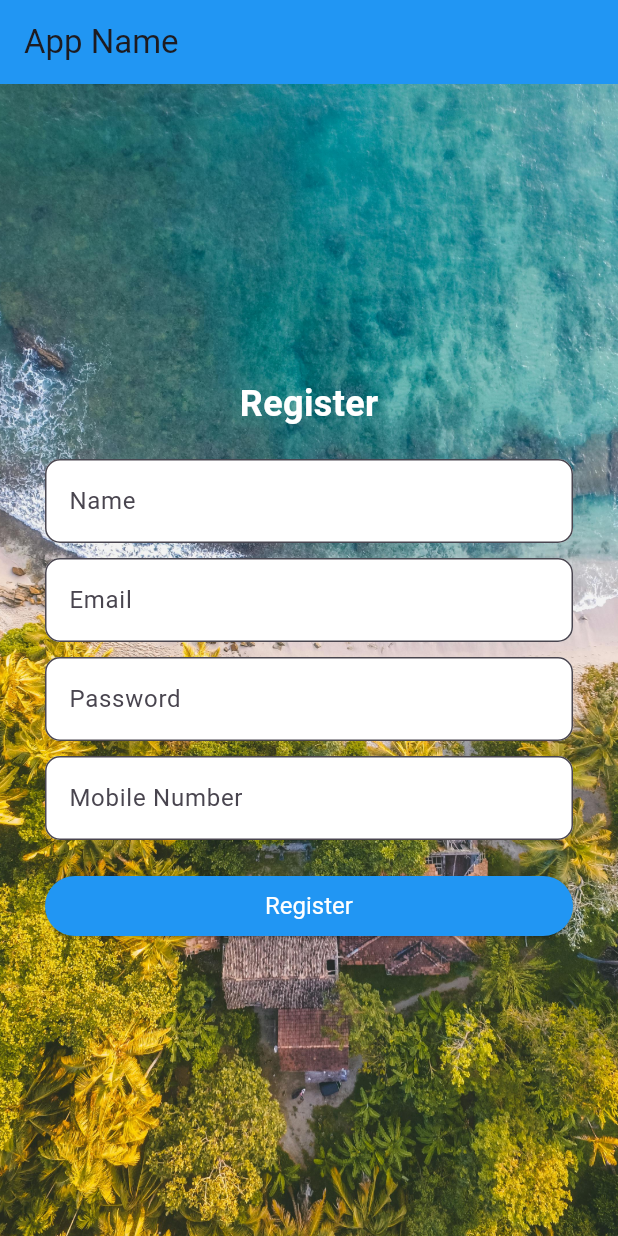
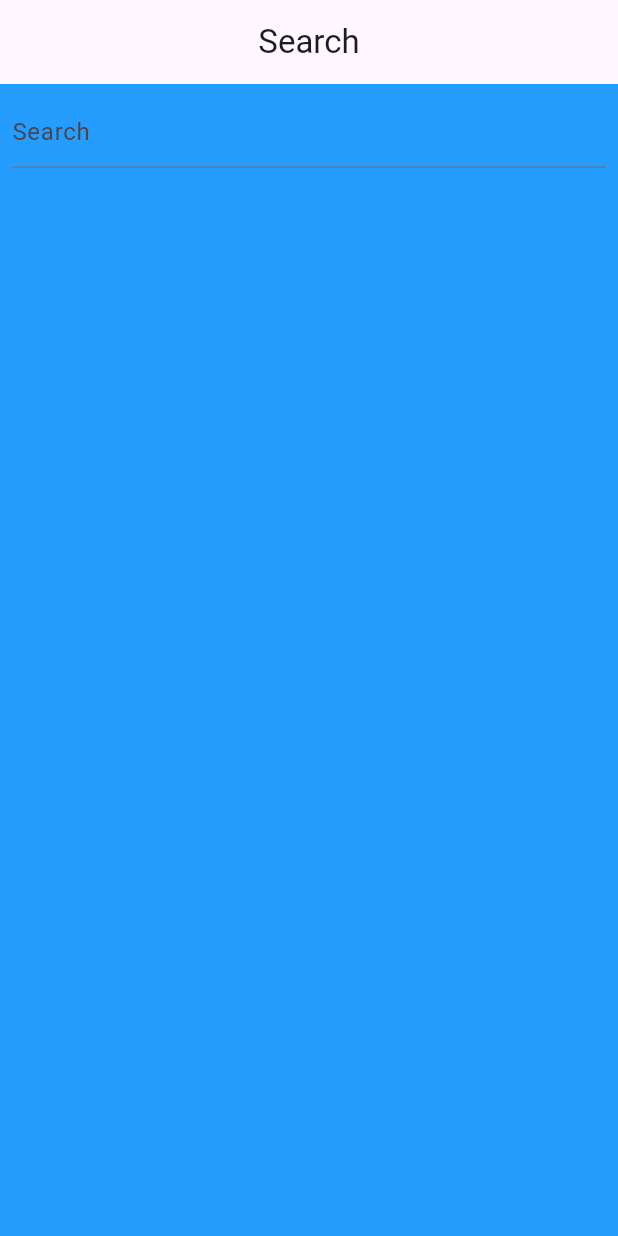
Before and after one commit to Bhavya-Ezio/MAD_frontend, a Flutter app: the screen it shows after launch, on a phone screen of 412 x 824 dp. Run offline on Flutter 3.47's test engine with Material 3 defaults, Android fonts, the phone set to English and light mode, and no system bars.

Commit message:
login page designing done created search screen basic backend integration left

```diff
--- a/lib/Screens/register.dart
+++ b/lib/Screens/register.dart
@@ -153,7 +153,8 @@ class _RegisterPageState extends State<RegisterPage> {
                     ),
                     child: const Text(
                       "Register",
-                      style: TextStyle(color: Colors.white),
+                      style: TextStyle(
+                          color: Colors.white, fontWeight: FontWeight.bold),
                     ),
                   ),
                 ),
--- /dev/null
+++ b/lib/Screens/search.dart
@@ -0,0 +1,96 @@
+// ignore_for_file: avoid_print
+
+import 'dart:convert';
+import 'package:flutter/material.dart';
+import 'package:http/http.dart' as http;
+
+class SearchPage extends StatefulWidget {
+  const SearchPage({super.key});
+
+  @override
+  // ignore: library_private_types_in_public_api
+  _SearchPageState createState() => _SearchPageState();
+}
+
+class _SearchPageState extends State<SearchPage> {
+  final TextEditingController _searchController = TextEditingController();
+  List<dynamic> _searchResults = [];
+  bool _isLoading = false;
+  String _error = '';
+
+  Future<void> _fetchData(String query) async {
+    setState(() {
+      _isLoading = true;
+      _error = '';
+    });
+
+    try {
+      final response = await http.get(Uri.parse(
+          'https://3040-103-206-210-39.ngrok-free.app/book/search/$query'));
+      print("response: ");
+      print(response);
+      if (response.statusCode == 200) {
+        final data = jsonDecode(response.body);
+        print("data");
+        print(data);
+        setState(() {
+          _searchResults = data['results']; // Replace with your data structure
+          _isLoading = false;
+        });
+      } else {
+        setState(() {
+          _error = 'Failed to load data';
+          _isLoading = false;
+        });
+      }
+    } catch (e) {
+      setState(() {
+        _error = 'An error occurred';
+        _isLoading = false;
+      });
+    }
+  }
+
+  @override
+  Widget build(BuildContext context) {
+    return Scaffold(
+      appBar: AppBar(
+        title: const Center(child: Text('Search')),
+      ),
+      body: Container(
+        decoration:
+            const BoxDecoration(color: Color.fromARGB(255, 36, 157, 255)),
+        child: Column(
+          children: [
+            Padding(
+              padding: const EdgeInsets.all(8.0),
+              child: TextField(
+                controller: _searchController,
+                onChanged: (value) {
+                  _fetchData(value);
+                },
+                decoration: const InputDecoration(hintText: 'Search'),
+              ),
+            ),
+            _isLoading
+                ? const CircularProgressIndicator()
+                : _error.isNotEmpty
+                    ? Text(_error)
+                    : Expanded(
+                        child: ListView.builder(
+                          itemCount: _searchResults.length,
+                          itemBuilder: (context, index) {
+                            // Replace with your data display logic
+                            return ListTile(
+                              title: Text(_searchResults[index]
+                                  ['title']), // Replace with your data field
+                            );
+                          },
+                        ),
+                      ),
+          ],
+        ),
+      ),
+    );
+  }
+}
--- a/lib/main.dart
+++ b/lib/main.dart
@@ -1,6 +1,7 @@
 import 'package:flutter/material.dart';
-import 'package:http/http.dart' as http;
-import 'dart:convert';
+// import 'package:http/http.dart' as http;
+// import 'dart:convert';
+import 'package:mad_project/Screens/search.dart';
 
 void main() {
   runApp(MaterialApp(
@@ -8,169 +9,162 @@ void main() {
     theme: ThemeData(
         primarySwatch: Colors.blue,
         scaffoldBackgroundColor: Colors.transparent),
-    home: const HomePage(),
+    home: const SearchPage(),
   ));
 }
 
-class HomePage extends StatefulWidget {
-  const HomePage({super.key});
+// class _HomePageState extends State<HomePage> {
+//   late final TextEditingController _email;
+//   late final TextEditingController _password;
+//   late final TextEditingController _name;
+//   late final TextEditingController _mobileNo;
+//   late final TextEditingController _role;
 
-  @override
-  State<HomePage> createState() => _HomePageState();
-}
+//   @override
+//   void initState() {
+//     _email = TextEditingController();
+//     _password = TextEditingController();
+//     _name = TextEditingController();
+//     _mobileNo = TextEditingController();
+//     _role = TextEditingController();
+//     super.initState();
+//   }
 
-class _HomePageState extends State<HomePage> {
-  late final TextEditingController _email;
-  late final TextEditingController _password;
-  late final TextEditingController _name;
-  late final TextEditingController _mobileNo;
-  late final TextEditingController _role;
+//   @override
+//   void dispose() {
+//     _email.dispose();
+//     _password.dispose();
+//     _role.dispose();
+//     _mobileNo.dispose();
+//     _name.dispose();
+//     super.dispose();
+//   }
 
-  @override
-  void initState() {
-    _email = TextEditingController();
-    _password = TextEditingController();
-    _name = TextEditingController();
-    _mobileNo = TextEditingController();
-    _role = TextEditingController();
-    super.initState();
-  }
-
-  @override
-  void dispose() {
-    _email.dispose();
-    _password.dispose();
-    _role.dispose();
-    _mobileNo.dispose();
-    _name.dispose();
-    super.dispose();
-  }
-
-  @override
-  Widget build(BuildContext context) {
-    return Scaffold(
-      appBar: AppBar(
-        title: const Text("App Name"),
-        backgroundColor: Colors.blue, // Add a background color for the app bar
-      ),
-      body: Stack(children: [
-        Image.asset(
-          "assets/Images/seaBG.jpg",
-          fit: BoxFit.cover,
-          width: double.infinity,
-          height: double.infinity,
-        ),
-        Center(
-          child: Container(
-            constraints: const BoxConstraints(maxWidth: 600),
-            padding: const EdgeInsets.all(30.0),
-            child: Column(
-              mainAxisAlignment: MainAxisAlignment.center,
-              crossAxisAlignment: CrossAxisAlignment.start,
-              children: [
-                const Center(
-                  child: Text(
-                    "Register",
-                    style: TextStyle(
-                        fontSize: 24.0,
-                        fontWeight: FontWeight.bold,
-                        color: Colors.white),
-                  ),
-                ),
-                const SizedBox(height: 20.0),
-                TextField(
-                  controller: _name,
-                  decoration: const InputDecoration(
-                      labelText: "Name",
-                      border: OutlineInputBorder(
-                          borderRadius: BorderRadius.all(Radius.circular(10))),
-                      fillColor: Colors.white,
-                      filled: true),
-                  keyboardType: TextInputType.name,
-                ),
-                const SizedBox(height: 10.0),
-                TextField(
-                  controller: _email,
-                  decoration: const InputDecoration(
-                      labelText: "Email",
-                      border: OutlineInputBorder(
-                          borderRadius: BorderRadius.all(Radius.circular(10))),
-                      fillColor: Colors.white,
-                      filled: true),
-                  keyboardType: TextInputType.emailAddress,
-                  enableSuggestions: false,
-                  autocorrect: false,
-                ),
-                const SizedBox(height: 10.0),
-                TextField(
-                  controller: _password,
-                  decoration: const InputDecoration(
-                      labelText: "Password",
-                      border: OutlineInputBorder(
-                          borderRadius: BorderRadius.all(Radius.circular(10))),
-                      fillColor: Colors.white,
-                      filled: true),
-                  obscureText: true,
-                  enableSuggestions: false,
-                  autocorrect: false,
-                ),
-                const SizedBox(height: 10.0),
-                TextField(
-                  controller: _mobileNo,
-                  decoration: const InputDecoration(
-                      labelText: "Mobile Number",
-                      border: OutlineInputBorder(
-                          borderRadius: BorderRadius.all(Radius.circular(10))),
-                      fillColor: Colors.white,
-                      filled: true),
-                  keyboardType: TextInputType.phone,
-                  enableSuggestions: false,
-                  autocorrect: false,
-                ),
-                const SizedBox(height: 20.0),
-                SizedBox(
-                  width: double.infinity,
-                  child: ElevatedButton(
-                    onPressed: () async {
-                      try {
-                        Map<String, dynamic> data = {
-                          "username": _email.text,
-                          "password": _password.text
-                        };
-                        print(data);
-                        final response = await http.post(
-                          Uri.parse(
-                              'https://f951-103-206-210-39.ngrok-free.app/user/register'),
-                          headers: <String, String>{
-                            'Content-Type': 'application/json; charset=UTF-8',
-                          },
-                          body: jsonEncode(data),
-                        );
-                        if (response.statusCode == 200) {
-                          print("response: ");
-                          print(jsonDecode(response.body));
-                        } else {
-                          throw Exception('Failed to post data');
-                        }
-                      } on Exception catch (e) {
-                        print(e.toString());
-                      }
-                    },
-                    style: ElevatedButton.styleFrom(
-                      backgroundColor: Colors.blue,
-                      textStyle: const TextStyle(fontSize: 16.0),
-                    ),
-                    child: const Text(
-                      "Register",
-                      style: TextStyle(color: Colors.white),
-                    ),
-                  ),
-                ),
-              ],
-            ),
-          ),
-        ),
-      ]),
-    );
-  }
-}
+//   @override
+//   Widget build(BuildContext context) {
+//     return Scaffold(
+//       appBar: AppBar(
+//         title: const Text("App Name"),
+//         backgroundColor: Colors.blue, // Add a background color for the app bar
+//       ),
+//       body: Stack(children: [
+//         Image.asset(
+//           "assets/Images/seaBG.jpg",
+//           fit: BoxFit.cover,
+//           width: double.infinity,
+//           height: double.infinity,
+//         ),
+//         Center(
+//           child: Container(
+//             constraints: const BoxConstraints(maxWidth: 600),
+//             padding: const EdgeInsets.all(30.0),
+//             child: Column(
+//               mainAxisAlignment: MainAxisAlignment.center,
+//               crossAxisAlignment: CrossAxisAlignment.start,
+//               children: [
+//                 const Center(
+//                   child: Text(
+//                     "Register",
+//                     style: TextStyle(
+//                         fontSize: 24.0,
+//                         fontWeight: FontWeight.bold,
+//                         color: Colors.white),
+//                   ),
+//                 ),
+//                 const SizedBox(height: 20.0),
+//                 TextField(
+//                   controller: _name,
+//                   decoration: const InputDecoration(
+//                       labelText: "Name",
+//                       border: OutlineInputBorder(
+//                           borderRadius: BorderRadius.all(Radius.circular(10))),
+//                       fillColor: Colors.white,
+//                       filled: true),
+//                   keyboardType: TextInputType.name,
+//                 ),
+//                 const SizedBox(height: 10.0),
+//                 TextField(
+//                   controller: _email,
+//                   decoration: const InputDecoration(
+//                       labelText: "Email",
+//                       border: OutlineInputBorder(
+//                           borderRadius: BorderRadius.all(Radius.circular(10))),
+//                       fillColor: Colors.white,
+//                       filled: true),
+//                   keyboardType: TextInputType.emailAddress,
+//                   enableSuggestions: false,
+//                   autocorrect: false,
+//                 ),
+//                 const SizedBox(height: 10.0),
+//                 TextField(
+//                   controller: _password,
+//                   decoration: const InputDecoration(
+//                       labelText: "Password",
+//                       border: OutlineInputBorder(
+//                           borderRadius: BorderRadius.all(Radius.circular(10))),
+//                       fillColor: Colors.white,
+//                       filled: true),
+//                   obscureText: true,
+//                   enableSuggestions: false,
+//                   autocorrect: false,
+//                 ),
+//                 const SizedBox(height: 10.0),
+//                 TextField(
+//                   controller: _mobileNo,
+//                   decoration: const InputDecoration(
+//                       labelText: "Mobile Number",
+//                       border: OutlineInputBorder(
+//                           borderRadius: BorderRadius.all(Radius.circular(10))),
+//                       fillColor: Colors.white,
+//                       filled: true),
+//                   keyboardType: TextInputType.phone,
+//                   enableSuggestions: false,
+//                   autocorrect: false,
+//                 ),
+//                 const SizedBox(height: 20.0),
+//                 SizedBox(
+//                   width: double.infinity,
+//                   child: ElevatedButton(
+//                     onPressed: () async {
+//                       try {
+//                         Map<String, dynamic> data = {
+//                           "username": _email.text,
+//                           "password": _password.text
+//                         };
+//                         print(data);
+//                         final response = await http.post(
+//                           Uri.parse(
+//                               'https://f951-103-206-210-39.ngrok-free.app/user/register'),
+//                           headers: <String, String>{
+//                             'Content-Type': 'application/json; charset=UTF-8',
+//                           },
+//                           body: jsonEncode(data),
+//                         );
+//                         if (response.statusCode == 200) {
+//                           print("response: ");
+//                           print(jsonDecode(response.body));
+//                         } else {
+//                           throw Exception('Failed to post data');
+//                         }
+//                       } on Exception catch (e) {
+//                         print(e.toString());
+//                       }
+//                     },
+//                     style: ElevatedButton.styleFrom(
+//                       backgroundColor: Colors.blue,
+//                       textStyle: const TextStyle(fontSize: 16.0),
+//                     ),
+//                     child: const Text(
+//                       "Register",
+//                       style: TextStyle(color: Colors.white),
+//                     ),
+//                   ),
+//                 ),
+//               ],
+//             ),
+//           ),
+//         ),
+//       ]),
+//     );
+//   }
+// }
```
Also changed, not shown: lib/Screens/login.dart (+75 -31 lines).
